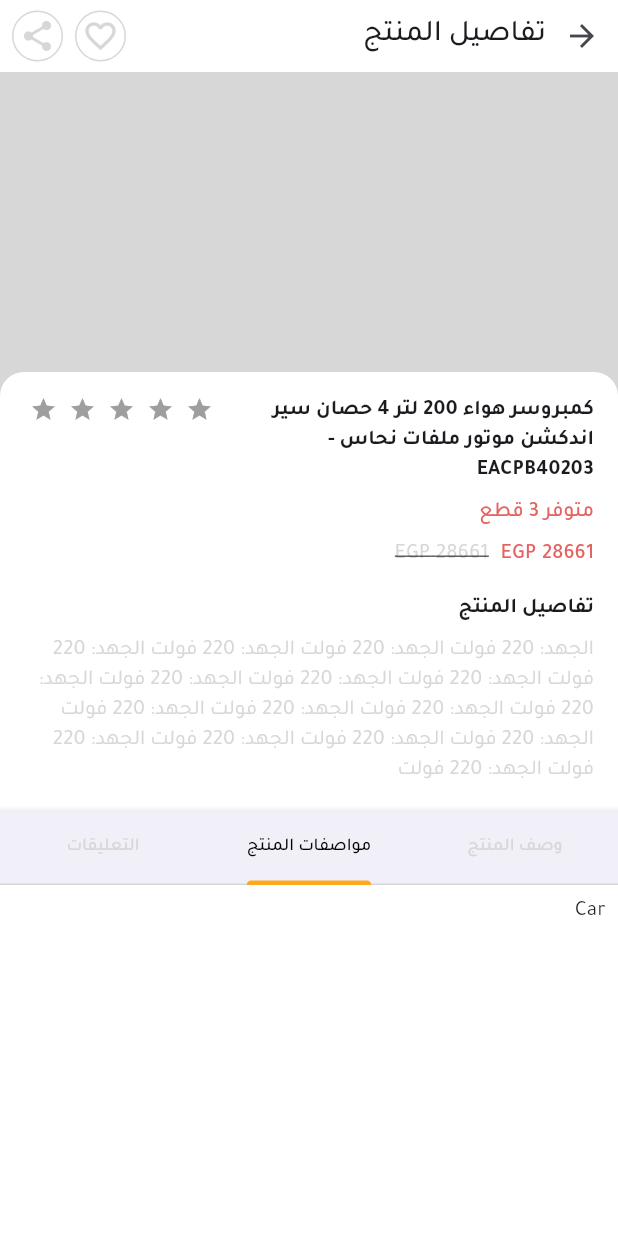
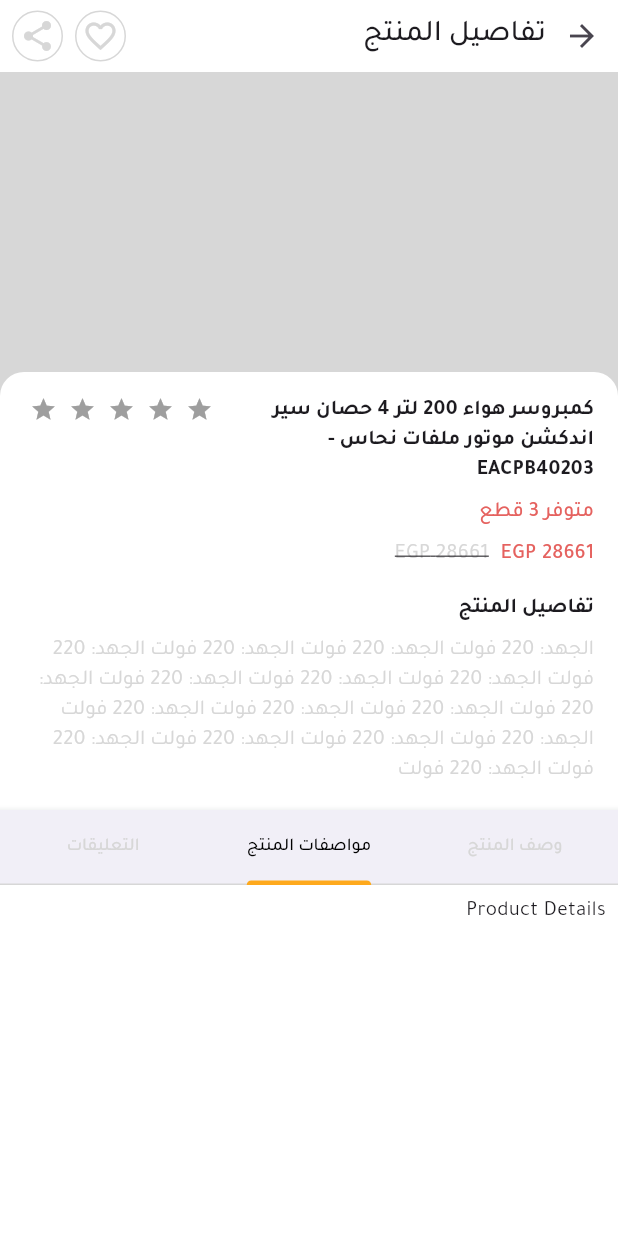
Before and after one commit to mahmoudhamdyae/ecommerce, a Flutter app: the ProductScreen screen opened directly, tab 2 chosen, on a phone screen of 412 x 824 dp. Run offline on Flutter 3.47's test engine with Material 3 defaults, Android fonts, the phone set to English and light mode, and no system bars; drawn by our look-alikes of flutter_rating_bar; our stand-ins replace badges, flutter_swiper_view, get, get_it, internet_connection_checker, shared_preferences and 1 more; accounts and stored records are empty.

Commit message:
Product tabs refactor

```diff
--- a/lib/presentation/screens/product/widgets/product_screen.dart
+++ b/lib/presentation/screens/product/widgets/product_screen.dart
@@ -1,4 +1,6 @@
 import 'package:ecommerce/presentation/resources/strings_manager.dart';
+import 'package:ecommerce/presentation/screens/product/widgets/product_tab_bar.dart';
+import 'package:ecommerce/presentation/screens/product/widgets/product_tabs.dart';
 import 'package:flutter/material.dart';
 import 'package:flutter_rating_bar/flutter_rating_bar.dart';
 import 'package:get/get.dart';
@@ -171,63 +173,8 @@ class ProductScreen extends StatelessWidget {
                   ),
                 ),
               ),
-              SizedBox(
-                height: 50,
-                child: AppBar(
-                  backgroundColor: ColorManager.white,
-                  bottom: TabBar(
-                    dividerColor: ColorManager.grey,
-                    indicatorColor: ColorManager.yellow,
-                    labelColor: ColorManager.black,
-                    unselectedLabelColor: ColorManager.grey,
-                    labelStyle: const TextStyle(
-                      fontSize: FontSize.s12
-                    ),
-                    tabs: [
-                      Tab(child: Text(AppStrings.productDescription.tr,),),
-                      Tab(child: Text(AppStrings.productDetails2.tr,),),
-                      Tab(child: Text(AppStrings.comments.tr,),),
-                    ],
-                  ),
-                ),
-              ),
-              SizedBox(
-                  height: 300,
-                  child: TabBarView(
-                    children: [
-                      Container(
-                        color: Colors.white,
-                        child: const Padding(
-                          padding: EdgeInsets.all(8.0),
-                          child: Text(
-                            'الجهد: 220 فولت الجهد: 220 فولت الجهد: 220 فولت الجهد: 220 فولت الجهد: 220 فولت الجهد: 220 فولت الجهد: 220 فولت الجهد: 220 فولت الجهد: 220 فولت الجهد: 220 فولت الجهد: 220 فولت الجهد: 220 فولت الجهد: 220 فولت الجهد: 220 فولت الجهد: 220 فولت الجهد: 220 فولت ',
-                            style: TextStyle(
-                                fontWeight: FontWeight.w400,
-                                color: ColorManager.black),
-                          ),
-                        ),
-                      ),
-                      // second tab bar view widget
-                      Container(
-                        color: Colors.white,
-                        child: const Padding(
-                          padding: EdgeInsets.all(8.0),
-                          child: Text(
-                            'Car',
-                          ),
-                        ),
-                      ),
-                      Container(
-                        color: Colors.white,
-                        child: const Padding(
-                          padding: EdgeInsets.all(8.0),
-                          child: Text(
-                            'Car',
-                          ),
-                        ),
-                      ),
-                    ],
-                  )),
+              const ProductTabBar(),
+              const ProductTabs(),
             ],
           ),
         ),
--- /dev/null
+++ b/lib/presentation/screens/product/widgets/product_tab_bar.dart
@@ -0,0 +1,35 @@
+import 'package:flutter/cupertino.dart';
+import 'package:flutter/material.dart';
+import 'package:get/get.dart';
+
+import '../../../resources/color_manager.dart';
+import '../../../resources/font_manager.dart';
+import '../../../resources/strings_manager.dart';
+
+class ProductTabBar extends StatelessWidget {
+  const ProductTabBar({super.key});
+
+  @override
+  Widget build(BuildContext context) {
+    return SizedBox(
+      height: 50,
+      child: AppBar(
+        backgroundColor: ColorManager.white,
+        bottom: TabBar(
+          dividerColor: ColorManager.grey,
+          indicatorColor: ColorManager.yellow,
+          labelColor: ColorManager.black,
+          unselectedLabelColor: ColorManager.grey,
+          labelStyle: const TextStyle(
+              fontSize: FontSize.s12
+          ),
+          tabs: [
+            Tab(child: Text(AppStrings.productDescription.tr,),),
+            Tab(child: Text(AppStrings.productDetails2.tr,),),
+            Tab(child: Text(AppStrings.comments.tr,),),
+          ],
+        ),
+      ),
+    );
+  }
+}
--- /dev/null
+++ b/lib/presentation/screens/product/widgets/product_tabs.dart
@@ -0,0 +1,23 @@
+import 'package:ecommerce/presentation/screens/product/widgets/tabs/product_comments.dart';
+import 'package:ecommerce/presentation/screens/product/widgets/tabs/product_details_first.dart';
+import 'package:ecommerce/presentation/screens/product/widgets/tabs/product_details_second.dart';
+import 'package:flutter/material.dart';
+
+import '../../../resources/color_manager.dart';
+
+class ProductTabs extends StatelessWidget {
+  const ProductTabs({super.key});
+
+  @override
+  Widget build(BuildContext context) {
+    return const SizedBox(
+        height: 300,
+        child: TabBarView(
+          children: [
+            ProductDetailsFirst(),
+            ProductDetailsSecond(),
+            ProductComments(),
+          ],
+        ));
+  }
+}
--- /dev/null
+++ b/lib/presentation/screens/product/widgets/tabs/product_comments.dart
@@ -0,0 +1,19 @@
+import 'package:ecommerce/presentation/resources/color_manager.dart';
+import 'package:flutter/cupertino.dart';
+
+class ProductComments extends StatelessWidget {
+  const ProductComments({super.key});
+
+  @override
+  Widget build(BuildContext context) {
+    return Container(
+      color: ColorManager.white,
+      child: const Padding(
+        padding: EdgeInsets.all(8.0),
+        child: Text(
+          'Comments',
+        ),
+      ),
+    );
+  }
+}
--- /dev/null
+++ b/lib/presentation/screens/product/widgets/tabs/product_details_first.dart
@@ -0,0 +1,22 @@
+import 'package:ecommerce/presentation/resources/color_manager.dart';
+import 'package:flutter/cupertino.dart';
+
+class ProductDetailsFirst extends StatelessWidget {
+  const ProductDetailsFirst({super.key});
+
+  @override
+  Widget build(BuildContext context) {
+    return Container(
+      color: ColorManager.white,
+      child: const Padding(
+        padding: EdgeInsets.all(8.0),
+        child: Text(
+          'الجهد: 220 فولت الجهد: 220 فولت الجهد: 220 فولت الجهد: 220 فولت الجهد: 220 فولت الجهد: 220 فولت الجهد: 220 فولت الجهد: 220 فولت الجهد: 220 فولت الجهد: 220 فولت الجهد: 220 فولت الجهد: 220 فولت الجهد: 220 فولت الجهد: 220 فولت الجهد: 220 فولت الجهد: 220 فولت ',
+          style: TextStyle(
+              fontWeight: FontWeight.w400,
+              color: ColorManager.black),
+        ),
+      ),
+    );
+  }
+}
--- /dev/null
+++ b/lib/presentation/screens/product/widgets/tabs/product_details_second.dart
@@ -0,0 +1,19 @@
+import 'package:ecommerce/presentation/resources/color_manager.dart';
+import 'package:flutter/cupertino.dart';
+
+class ProductDetailsSecond extends StatelessWidget {
+  const ProductDetailsSecond({super.key});
+
+  @override
+  Widget build(BuildContext context) {
+    return Container(
+      color: ColorManager.white,
+      child: const Padding(
+        padding: EdgeInsets.all(8.0),
+        child: Text(
+          'Product Details',
+        ),
+      ),
+    );
+  }
+}
```
